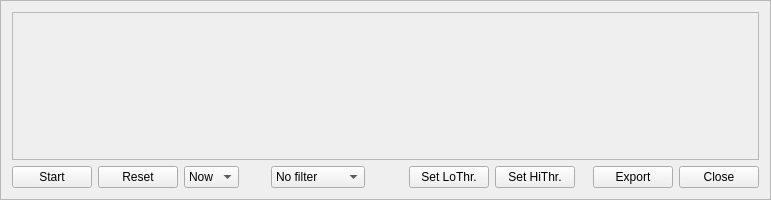
Qt form FlightController/MatrixMonitor.ui (dmaone/CommonSense) before a commit.
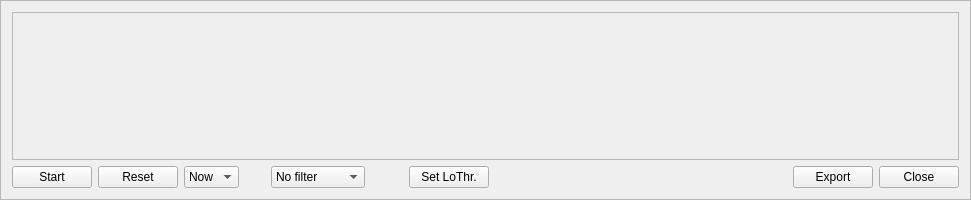
The same form after that commit.

Diff of the .ui file:
```diff
--- a/FlightController/MatrixMonitor.ui
+++ b/FlightController/MatrixMonitor.ui
@@ -6,7 +6,7 @@
    <rect>
     <x>0</x>
     <y>0</y>
-    <width>690</width>
+    <width>971</width>
     <height>200</height>
    </rect>
   </property>
@@ -26,42 +26,13 @@
    <enum>QFrame::Raised</enum>
   </property>
   <layout class="QGridLayout" name="gridLayout_2">
-   <item row="0" column="1" colspan="14">
-    <widget class="QFrame" name="Dashboard">
-     <property name="sizePolicy">
-      <sizepolicy hsizetype="Minimum" vsizetype="Minimum">
-       <horstretch>0</horstretch>
-       <verstretch>0</verstretch>
-      </sizepolicy>
-     </property>
-     <property name="frameShape">
-      <enum>QFrame::StyledPanel</enum>
-     </property>
-     <property name="frameShadow">
-      <enum>QFrame::Raised</enum>
-     </property>
-    </widget>
-   </item>
-   <item row="1" column="14">
+   <item row="1" column="13">
     <widget class="QPushButton" name="closeButton">
      <property name="text">
       <string>Close</string>
      </property>
     </widget>
    </item>
-   <item row="1" column="12">
-    <spacer name="horizontalSpacer">
-     <property name="orientation">
-      <enum>Qt::Horizontal</enum>
-     </property>
-     <property name="sizeHint" stdset="0">
-      <size>
-       <width>218</width>
-       <height>20</height>
-      </size>
-     </property>
-    </spacer>
-   </item>
    <item row="1" column="1">
     <widget class="QPushButton" name="runButton">
      <property name="text">
@@ -72,6 +43,19 @@
      </property>
     </widget>
    </item>
+   <item row="1" column="11">
+    <spacer name="horizontalSpacer">
+     <property name="orientation">
+      <enum>Qt::Horizontal</enum>
+     </property>
+     <property name="sizeHint" stdset="0">
+      <size>
+       <width>218</width>
+       <height>20</height>
+      </size>
+     </property>
+    </spacer>
+   </item>
    <item row="1" column="2">
     <widget class="QPushButton" name="resetButton">
      <property name="text">
@@ -79,6 +63,22 @@
      </property>
     </widget>
    </item>
+   <item row="1" column="4">
+    <spacer name="horizontalSpacer_2">
+     <property name="orientation">
+      <enum>Qt::Horizontal</enum>
+     </property>
+     <property name="sizeType">
+      <enum>QSizePolicy::Fixed</enum>
+     </property>
+     <property name="sizeHint" stdset="0">
+      <size>
+       <width>20</width>
+       <height>20</height>
+      </size>
+     </property>
+    </spacer>
+   </item>
    <item row="1" column="3">
     <widget class="QComboBox" name="modeBox">
      <property name="editable">
@@ -115,8 +115,8 @@
      </item>
     </widget>
    </item>
-   <item row="1" column="4">
-    <spacer name="horizontalSpacer_2">
+   <item row="1" column="8">
+    <spacer name="horizontalSpacer_3">
      <property name="orientation">
       <enum>Qt::Horizontal</enum>
      </property>
@@ -150,29 +150,6 @@
      </item>
     </widget>
    </item>
-   <item row="1" column="8">
-    <spacer name="horizontalSpacer_3">
-     <property name="orientation">
-      <enum>Qt::Horizontal</enum>
-     </property>
-     <property name="sizeType">
-      <enum>QSizePolicy::Fixed</enum>
-     </property>
-     <property name="sizeHint" stdset="0">
-      <size>
-       <width>20</width>
-       <height>20</height>
-      </size>
-     </property>
-    </spacer>
-   </item>
-   <item row="1" column="10">
-    <widget class="QPushButton" name="hiButton">
-     <property name="text">
-      <string>Set HiThr.</string>
-     </property>
-    </widget>
-   </item>
    <item row="1" column="9">
     <widget class="QPushButton" name="loButton">
      <property name="text">
@@ -180,13 +157,29 @@
      </property>
     </widget>
    </item>
-   <item row="1" column="13">
+   <item row="1" column="12">
     <widget class="QPushButton" name="exportButton">
      <property name="text">
       <string>Export</string>
      </property>
     </widget>
    </item>
+   <item row="0" column="1" colspan="13">
+    <widget class="QFrame" name="Dashboard">
+     <property name="sizePolicy">
+      <sizepolicy hsizetype="Minimum" vsizetype="Minimum">
+       <horstretch>0</horstretch>
+       <verstretch>0</verstretch>
+      </sizepolicy>
+     </property>
+     <property name="frameShape">
+      <enum>QFrame::StyledPanel</enum>
+     </property>
+     <property name="frameShadow">
+      <enum>QFrame::Raised</enum>
+     </property>
+    </widget>
+   </item>
   </layout>
  </widget>
  <resources/>
```
